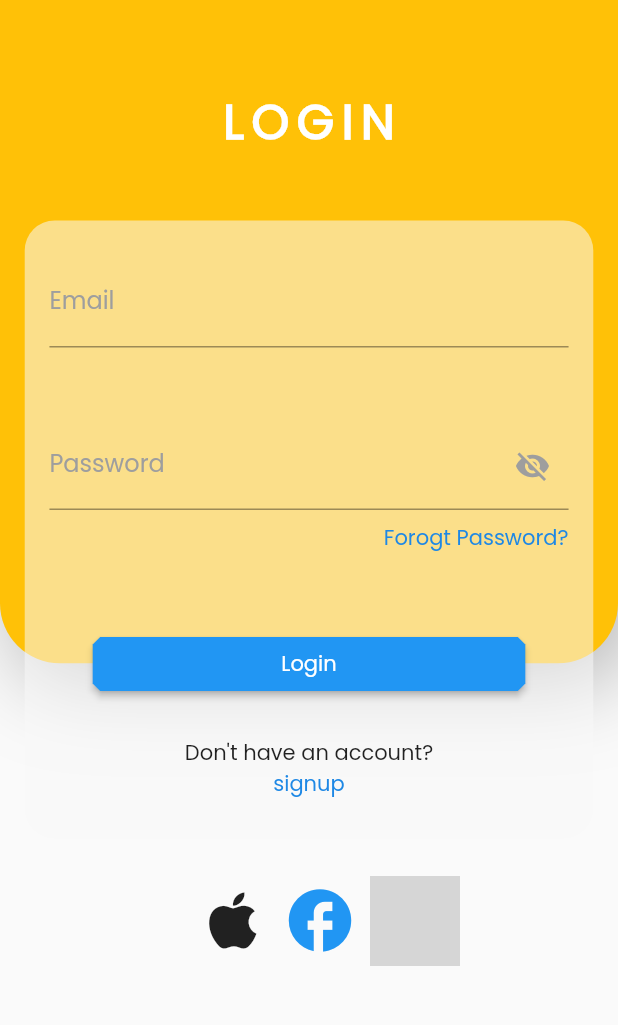
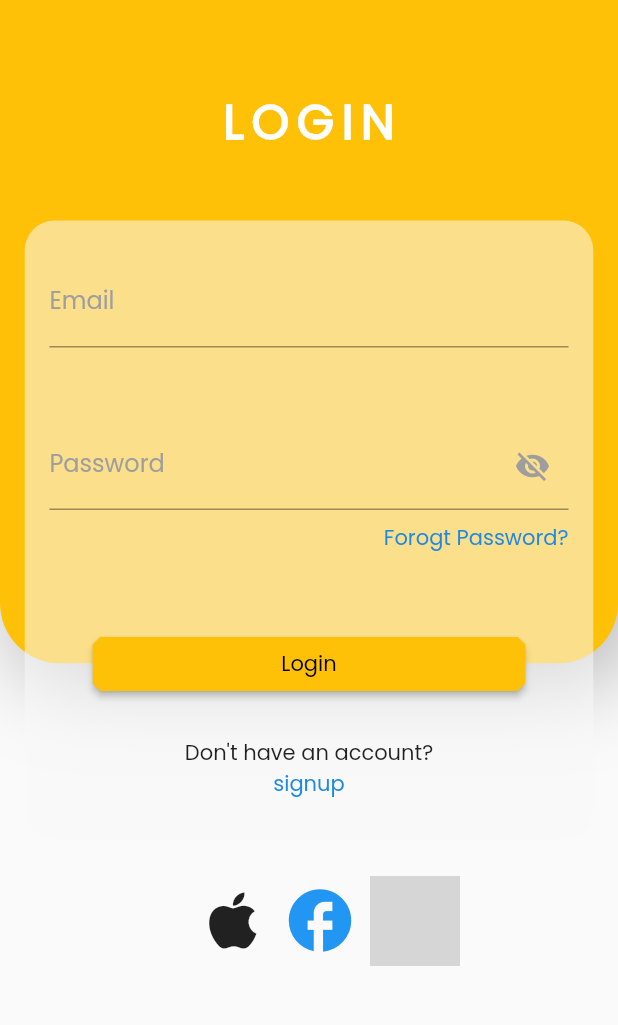
Before and after one commit to Vishesh-panghal/SneakerQuest, a Flutter app: the SignupPage screen opened directly, scrolled down 38 dp, after a tap on "Register", after a tap on "Login", on a phone screen of 412 x 824 dp, the part 202-1227 px from its top. Run offline on Flutter 3.47's test engine with Material 2 defaults, Android fonts, the phone set to English and light mode, and no system bars; our stand-ins replace bloc, flutter_bloc, lottie, sqflite; accounts and stored records are empty; network calls fail; grey boxes are pictures that could not be loaded.

```diff
--- a/lib/main.dart
+++ b/lib/main.dart
@@ -1,11 +1,11 @@
 // ignore_for_file: unused_import
 
+import 'package:SneakerQuest/screens/authentication/signup_page.dart';
 import 'package:flutter/material.dart';
 import 'package:SneakerQuest/cubit/favourite_cubit.dart';
 import 'package:SneakerQuest/screens/about_page.dart';
 import 'package:SneakerQuest/screens/bag.dart';
 import 'package:flutter_bloc/flutter_bloc.dart';
-import 'screens/authentication/login.dart';
 import 'screens/homePage.dart';
 import 'screens/splash_screen.dart';
 
@@ -23,8 +23,11 @@ class MyApp extends StatelessWidget {
   @override
   Widget build(BuildContext context) {
     return  MaterialApp(
+      theme: ThemeData(
+        primarySwatch: Colors.amber,
+      ),
       debugShowCheckedModeBanner: false,
-      home: NikeHomePage(),
+      home: const SignupPage(),
     );
   }
 }
--- a/lib/screens/authentication/login_page.dart
+++ b/lib/screens/authentication/login_page.dart
@@ -1,4 +1,4 @@
-// ignore_for_file: prefer_const_constructors, prefer_const_literals_to_create_immutables, non_constant_identifier_names, dead_code
+// ignore_for_file: non_constant_identifier_names
 
 import 'package:SneakerQuest/screens/authentication/signup_page.dart';
 import 'package:flutter/material.dart';
@@ -27,13 +27,13 @@ class _LoginPageState extends State<LoginPage> {
             height: size.height * .7,
             decoration: BoxDecoration(
                 color: Colors.amber,
-                borderRadius: BorderRadius.only(
+                borderRadius:const BorderRadius.only(
                   bottomLeft: Radius.circular(40),
                   bottomRight: Radius.circular(40),
                 ),
                 boxShadow: [
                   BoxShadow(
-                    offset: Offset(10, 11),
+                    offset:const Offset(10, 11),
                     color: Colors.black.withOpacity(0.3),
                     blurRadius: 50,
                   )
@@ -47,7 +47,7 @@ class _LoginPageState extends State<LoginPage> {
                   child: Column(
                     children: <Widget>[
                       SizedBox(height: size.height * .05),
-                      Text(
+                    const Text(
                         'Sneaker Quest',
                         style: TextStyle(
                           fontFamily: "Poppins",
@@ -61,7 +61,7 @@ class _LoginPageState extends State<LoginPage> {
                       SizedBox(height: size.height * .07),
                       Text(
                         'Login'.toUpperCase(),
-                        style: TextStyle(
+                        style:const TextStyle(
                           fontFamily: "Poppins",
                           fontSize: 32,
                           color: Colors.white,
@@ -78,7 +78,7 @@ class _LoginPageState extends State<LoginPage> {
                           horizontal: size.height * .02,
                         ),
                         decoration: BoxDecoration(
-                            color: Color.fromARGB(139, 248, 248, 248),
+                            color:const Color.fromARGB(139, 248, 248, 248),
                             borderRadius: BorderRadius.circular(20)),
                         child: Padding(
                           padding: EdgeInsets.symmetric(
@@ -95,7 +95,7 @@ class _LoginPageState extends State<LoginPage> {
                                   }
                                   return null;
                                 },
-                                decoration: InputDecoration(
+                                decoration:const InputDecoration(
                                   label: Text(
                                     'Email',
                                     style: TextStyle(
@@ -118,7 +118,7 @@ class _LoginPageState extends State<LoginPage> {
                                   return null;
                                 },
                                 decoration: InputDecoration(
-                                  label: Text(
+                                  label:const Text(
                                     'Password',
                                     style: TextStyle(
                                       fontFamily: "Poppins",
@@ -131,11 +131,11 @@ class _LoginPageState extends State<LoginPage> {
                                       setState(() {});
                                     },
                                     icon: isVisiblity
-                                        ? Icon(
+                                        ?const Icon(
                                             Icons.visibility_off,
                                             color: Colors.grey,
                                           )
-                                        : Icon(
+                                        :const Icon(
                                             Icons.visibility,
                                             color: Colors.blue,
                                           ),
@@ -173,14 +173,14 @@ class _LoginPageState extends State<LoginPage> {
                                   onPressed: () {
                                     if (_formKey.currentState!.validate()) {}
                                   },
-                                  child: Text(
+                                  child:const Text(
                                     'Login',
                                     style: TextStyle(fontFamily: 'Poppins'),
                                   ),
                                 ),
                               ),
                               SizedBox(height: size.height * .03),
-                              Text(
+                            const  Text(
                                 "Don't have an account?",
                                 style: TextStyle(
                                   fontFamily: "Poppins",
@@ -191,7 +191,7 @@ class _LoginPageState extends State<LoginPage> {
                                   Navigator.push(
                                       context,
                                       MaterialPageRoute(
-                                        builder: (context) => SignupPage(),
+                                        builder: (context) =>const SignupPage(),
                                       ));
                                 },
                                 child: Text(
@@ -212,12 +212,12 @@ class _LoginPageState extends State<LoginPage> {
                         crossAxisAlignment: CrossAxisAlignment.center,
                         children: <Widget>[
                           SizedBox(width: size.height * .03),
-                          Icon(
+                         const Icon(
                             Icons.apple,
                             size: 50,
                           ),
                           SizedBox(width: size.width * .02),
-                          Icon(
+                        const  Icon(
                             Icons.facebook,
                             size: 50,
                             color: Colors.blue,
@@ -255,7 +255,7 @@ class _LoginPageState extends State<LoginPage> {
             child: Column(
               children: <Widget>[
                 SizedBox(height: size.height * .01),
-                Text(
+               const Text(
                   'Forgot Password',
                   style: TextStyle(
                     fontFamily: 'Poppins',
@@ -264,9 +264,9 @@ class _LoginPageState extends State<LoginPage> {
                     color: Colors.black,
                   ),
                 ),
-                Divider(thickness: 2),
+              const  Divider(thickness: 2),
                 TextFormField(
-                  decoration: InputDecoration(
+                  decoration:const InputDecoration(
                     label: Text(
                       'Email',
                       style: TextStyle(
@@ -279,7 +279,7 @@ class _LoginPageState extends State<LoginPage> {
                 SizedBox(height: size.height * .03),
                 ElevatedButton(
                     onPressed: () {},
-                    child: Text(
+                    child:const Text(
                       'Sent OTP',
                       style: TextStyle(
                         fontFamily: "Poppins",
--- a/lib/screens/authentication/signup_page.dart
+++ b/lib/screens/authentication/signup_page.dart
@@ -1,4 +1,4 @@
-// ignore_for_file: prefer_const_constructors, unrelated_type_equality_checks
+
 
 
 import 'package:flutter/material.dart';
@@ -31,13 +31,13 @@ class _SignupPageState extends State<SignupPage> {
             height: size.height * .7,
             decoration: BoxDecoration(
                 color: Colors.amber,
-                borderRadius: BorderRadius.only(
+                borderRadius:const BorderRadius.only(
                   bottomLeft: Radius.circular(40),
                   bottomRight: Radius.circular(40),
                 ),
                 boxShadow: [
                   BoxShadow(
-                    offset: Offset(10, 11),
+                    offset:const Offset(10, 11),
                     color: Colors.black.withOpacity(0.3),
                     blurRadius: 50,
                   )
@@ -51,7 +51,7 @@ class _SignupPageState extends State<SignupPage> {
                   child: Column(
                     children: <Widget>[
                       SizedBox(height: size.height * .05),
-                      Text(
+                    const  Text(
                         'Sneaker Quest',
                         style: TextStyle(
                           fontFamily: "Poppins",
@@ -65,7 +65,7 @@ class _SignupPageState extends State<SignupPage> {
                       SizedBox(height: size.height * .05),
                       Text(
                         'Signup'.toUpperCase(),
-                        style: TextStyle(
+                        style:const TextStyle(
                           fontFamily: "Poppins",
                           fontSize: 32,
                           color: Colors.white,
@@ -82,7 +82,7 @@ class _SignupPageState extends State<SignupPage> {
                           horizontal: size.height * .02,
                         ),
                         decoration: BoxDecoration(
-                          color: Color.fromARGB(139, 248, 248, 248),
+                          color:const Color.fromARGB(139, 248, 248, 248),
                           borderRadius: BorderRadius.circular(20),
                         ),
                         child: Padding(
@@ -104,7 +104,7 @@ class _SignupPageState extends State<SignupPage> {
                                       }
                                       return null;
                                     },
-                                    decoration: InputDecoration(
+                                    decoration:const InputDecoration(
                                         label: Text(
                                       'First name',
                                       style: TextStyle(
@@ -123,7 +123,7 @@ class _SignupPageState extends State<SignupPage> {
                                       }
                                       return null;
                                     },
-                                    decoration: InputDecoration(
+                                    decoration:const InputDecoration(
                                         label: Text(
                                       'Last name',
                                       style: TextStyle(
@@ -143,7 +143,7 @@ class _SignupPageState extends State<SignupPage> {
                                   }
                                   return null;
                                 },
-                                decoration: InputDecoration(
+                                decoration:const InputDecoration(
                                   label: Text(
                                     'Email',
                                     style: TextStyle(
@@ -162,7 +162,7 @@ class _SignupPageState extends State<SignupPage> {
                                   }
                                   return null;
                                 },
-                                decoration: InputDecoration(
+                                decoration:const InputDecoration(
                                   label: Text(
                                     'Phone',
                                     style: TextStyle(
@@ -186,7 +186,7 @@ class _SignupPageState extends State<SignupPage> {
                                         }
                                         return null;
                                       },
-                                      decoration: InputDecoration(
+                                      decoration:const InputDecoration(
                                         label: Text(
                                           'Password',
                                           style: TextStyle(
@@ -212,7 +212,7 @@ class _SignupPageState extends State<SignupPage> {
                                         }
                                         return null;
                                       },
-                                      decoration: InputDecoration(
+                                      decoration:const InputDecoration(
                                         label: Text(
                                           'Confirm Password',
                                           style: TextStyle(
@@ -239,7 +239,7 @@ class _SignupPageState extends State<SignupPage> {
                                       Navigator.push(
                                           context,
                                           MaterialPageRoute(
-                                            builder: (context) => LoginPage(),
+                                            builder: (context) => const LoginPage(),
                                           ));
                                       firstNameController.clear();
                                       lastNameController.clear();
@@ -249,7 +249,7 @@ class _SignupPageState extends State<SignupPage> {
                                       confirmPassController.clear();
                                     }
                                   },
-                                  child: Text(
+                                  child:const Text(
                                     'Register',
                                     style: TextStyle(
                                       fontFamily: 'Poppins',
@@ -258,7 +258,7 @@ class _SignupPageState extends State<SignupPage> {
                                 ),
                               ),
                               SizedBox(height: size.height * .03),
-                              Text(
+                             const Text(
                                 "Already have an account?",
                                 style: TextStyle(
                                   fontFamily: "Poppins",
@@ -269,7 +269,7 @@ class _SignupPageState extends State<SignupPage> {
                                   Navigator.push(
                                       context,
                                       MaterialPageRoute(
-                                        builder: (context) => LoginPage(),
+                                        builder: (context) => const LoginPage(),
                                       ));
                                 },
                                 child: Text(
--- a/lib/screens/bag.dart
+++ b/lib/screens/bag.dart
@@ -1,4 +1,4 @@
-// ignore_for_file: no_leading_underscores_for_local_identifiers
+// ignore_for_file: no_leading_underscores_for_local_identifiers, must_be_immutable
 
 import 'package:SneakerQuest/Data/text_content.dart';
 import 'package:SneakerQuest/cubit/fav_state.dart';
@@ -25,14 +25,7 @@ class _ShoeBagPageState extends State<ShoeBagPage>
   late AnimationController buyBtnController;
   @override
   void initState() {
-    buyBtnController = AnimationController(vsync: this)
-      ..addStatusListener((status) {
-        if (status == AnimationStatus.completed) {
-          setState(() {
-            isShipped = false;
-          });
-        }
-      });
+    buyBtnController = AnimationController(vsync: this);
     super.initState();
   }
 
@@ -134,7 +127,9 @@ class _ShoeBagPageState extends State<ShoeBagPage>
             ),
           ),
           //------------------Continue button----------------------//
-          Container(
+          StatefulBuilder(
+            builder: (context, setState) {
+              return Container(
                 height: 80,
                 width: double.infinity,
                 decoration: BoxDecoration(
@@ -146,6 +141,18 @@ class _ShoeBagPageState extends State<ShoeBagPage>
                         onLoaded: (p0) {
                           buyBtnController.duration = p0.duration;
                           buyBtnController.forward();
+                          buyBtnController.addStatusListener((status) {
+                            if (status == AnimationStatus.completed) {
+                              setState(() {
+                                isShipped = false;
+                                // Navigator.pushReplacement(
+                                //     context,
+                                //     MaterialPageRoute(
+                                //       builder: (context) => NikeHomePage(),
+                                //     ));
+                              });
+                            }
+                          });
                         },
                         height: 60,
                         repeat: false,
@@ -164,6 +171,8 @@ class _ShoeBagPageState extends State<ShoeBagPage>
                               color: Colors.black),
                         ),
                       ),
+              );
+            },
           ),
         ],
       ),
@@ -267,7 +276,7 @@ class _ShoeBagPageState extends State<ShoeBagPage>
         return ListView.builder(
           itemCount: state.fav.length,
           itemBuilder: (context, index) {
-            var shoeItem = state.fav[index]; // Get the ShoeItem from the list
+            var shoeItem = state.fav[index];
 
             return Column(
               mainAxisAlignment: MainAxisAlignment.start,
--- a/lib/screens/homepage_screens/customized_widgets.dart
+++ b/lib/screens/homepage_screens/customized_widgets.dart
@@ -1,4 +1,3 @@
-import 'package:SneakerQuest/screens/bag.dart';
 import 'package:flutter/material.dart';
 
 import '../../Data/text_content.dart';
```
Lines whose indentation alone changed are shown as unchanged.
